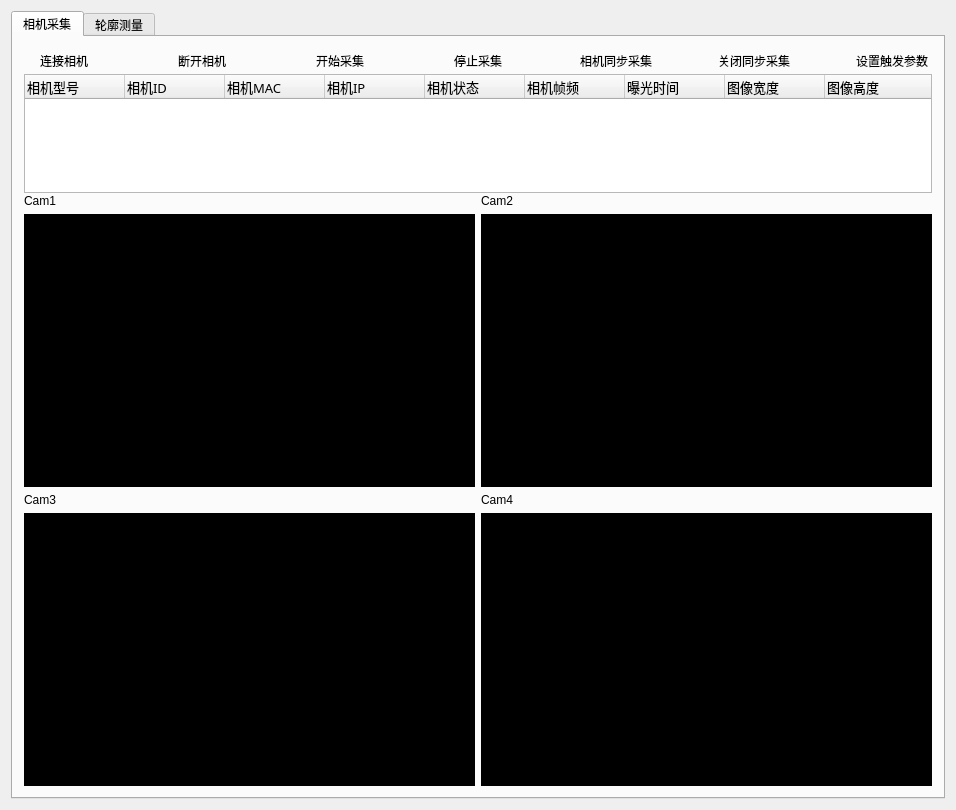
Above: BilletMeasurement/BilletMeasurement.ui from kliu1111/BilletMeasurement before the change. Below: the same form after it.
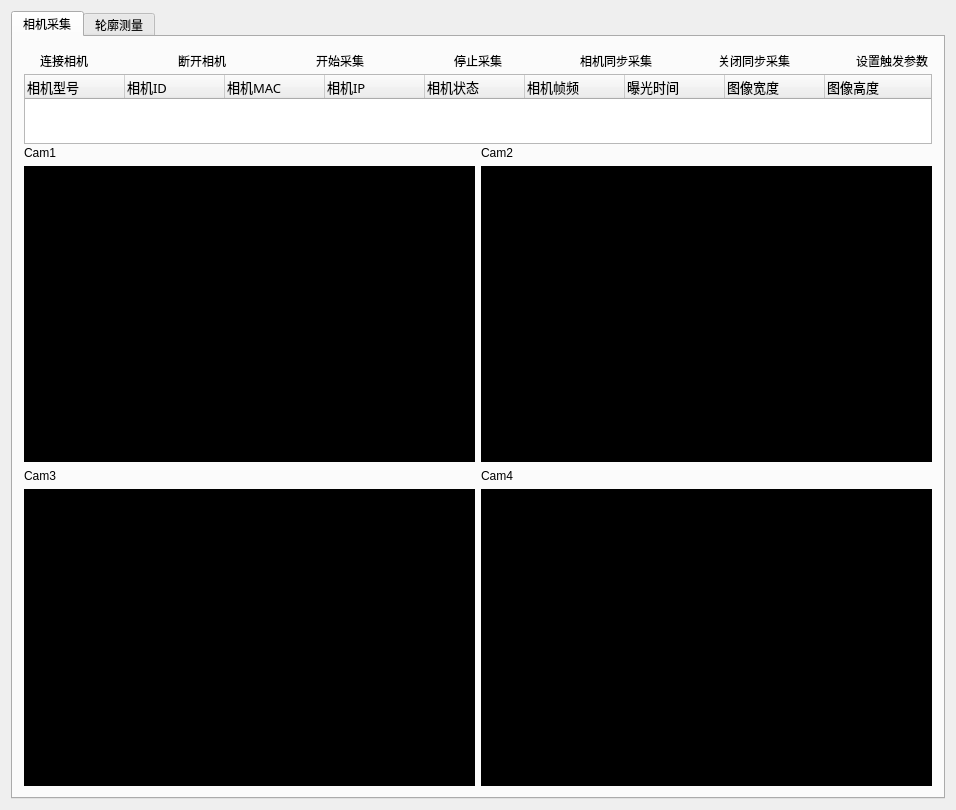
That is the form after the change. Icons and pictures are not drawn.

Diff of the .ui file:
```diff
--- a/BilletMeasurement/BilletMeasurement.ui
+++ b/BilletMeasurement/BilletMeasurement.ui
@@ -50,7 +50,7 @@
        <attribute name="title">
         <string>相机采集</string>
        </attribute>
-       <layout class="QVBoxLayout" name="verticalLayout_5" stretch="1,5,25">
+       <layout class="QVBoxLayout" name="verticalLayout_5" stretch="1,2,50">
         <property name="spacing">
          <number>1</number>
         </property>
```
